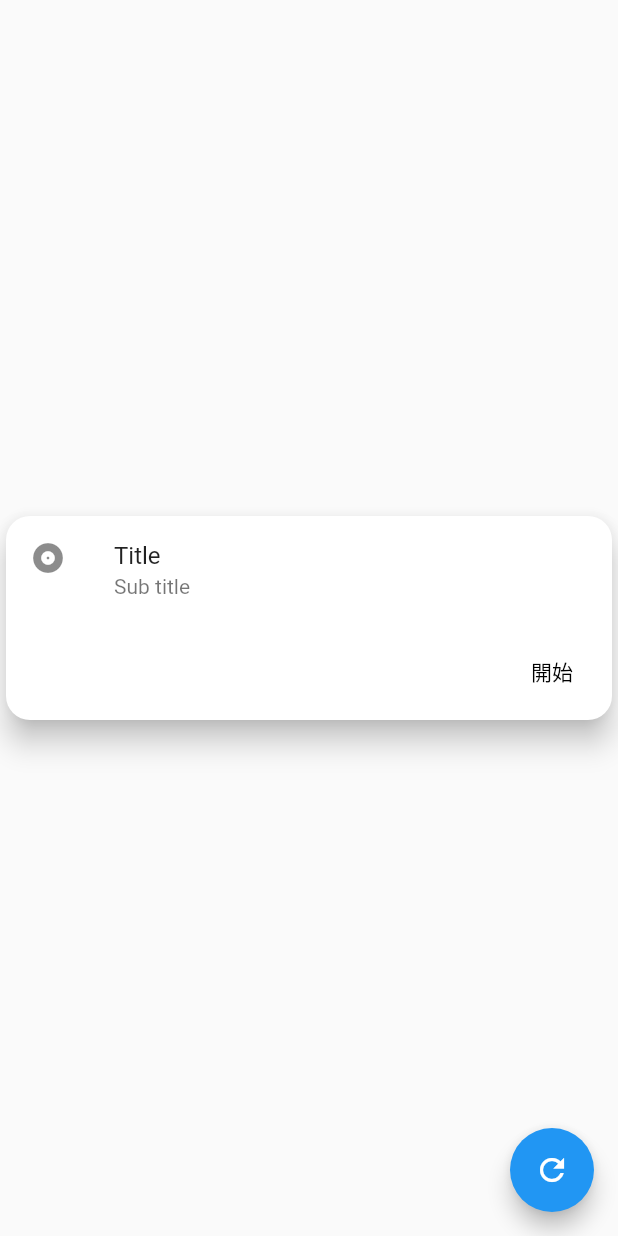
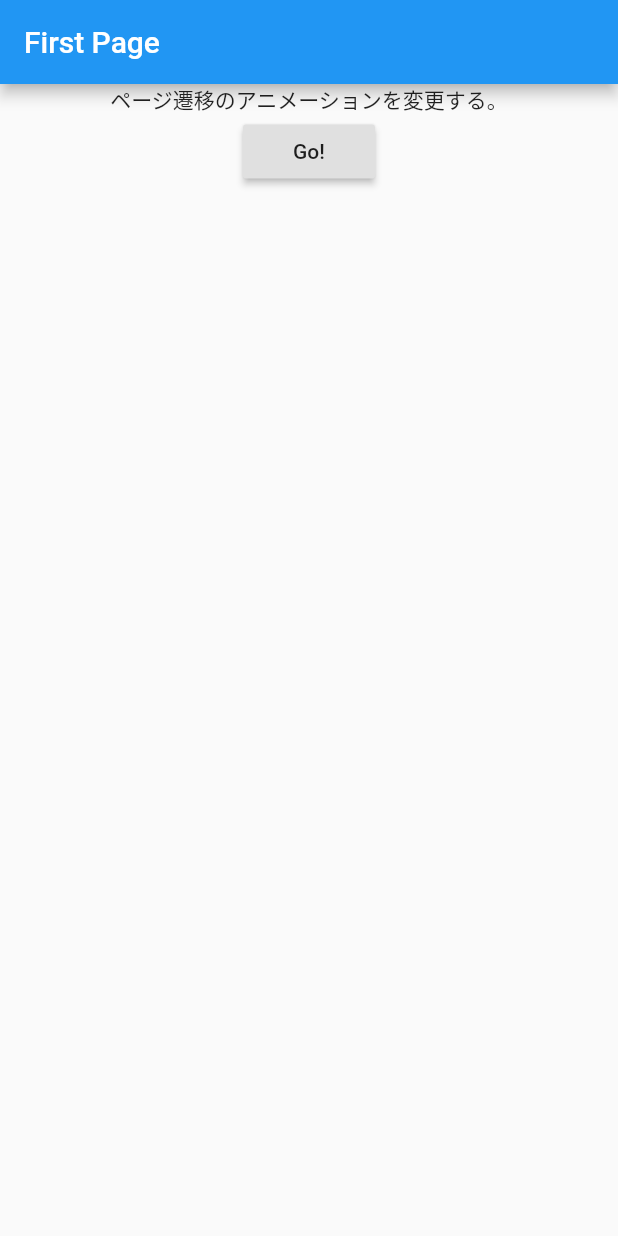
Before and after one commit to cheesejp/flutter-learn-animation, a Flutter app: the screen it shows after launch, on a phone screen of 412 x 824 dp. Run offline on Flutter 3.47's test engine with Material 2 defaults, Android fonts, the phone set to English and light mode, and no system bars.

Commit message:
Navigationのアニメーションを変更する方法を学んだ。

```diff
--- a/lib/main.dart
+++ b/lib/main.dart
@@ -3,6 +3,7 @@ import 'package:animation/samples/animated-align.dart';
 import 'package:animation/samples/animation-combination.dart';
 import 'package:animation/samples/animation-tutorial-transition.dart';
 import 'package:animation/samples/bottom-navigation-bar.dart';
+import 'package:animation/samples/change-navigation-animation.dart';
 import 'package:flutter/material.dart';
 
 void main() {
@@ -11,6 +12,7 @@ void main() {
 
 class MyTab extends StatelessWidget {
   final List<Widget> animationViews = [
+    ChangeNavigationAnimation(),
     AnimationConbinationDemo(),
     AnimatedSwitcherDemo(),
     AnimatedAlignDemo(),
--- a/lib/samples/animation-combination.dart
+++ b/lib/samples/animation-combination.dart
@@ -97,8 +97,8 @@ class CardWidget extends StatelessWidget {
           children: <Widget>[
             const ListTile(
               leading: Icon(Icons.album),
-              title: Text('Title'),
-              subtitle: Text('Sub title'),
+              title: Text('2つのアニメーションを連携する'),
+              subtitle: Text('サブタイトル'),
             ),
             ButtonBarTheme(
               data: ButtonBarThemeData(),
--- /dev/null
+++ b/lib/samples/change-navigation-animation.dart
@@ -0,0 +1,89 @@
+// ==================================================================================================================================
+// https://flutter.dev/docs/cookbook/animation/page-route-animation
+// ==================================================================================================================================
+
+
+import 'package:flutter/material.dart';
+
+const FIRST_PAGE = '/';
+const SECOND_PAGE = '/secound';
+
+Route<dynamic> generateRoute(RouteSettings settings) {
+  // RouteSettingsをMaterialPageRouteのコンストラクタに渡さないと、画面間の引数の受け渡しができない。
+
+  switch (settings.name) {
+    case FIRST_PAGE:
+      return MaterialPageRoute(
+        builder: (context) => FirstPage(),
+        settings: settings,
+      );
+    case SECOND_PAGE:
+
+      // アニメーションを変更するにはPageRouteBuilderを使用する。
+      return PageRouteBuilder(
+        pageBuilder: (context, animation, secondaryAnimation) => SecondPage(),
+        settings: settings,
+        transitionsBuilder: (context, animation, secondaryAnimation, child) {
+          return FadeTransition(
+            opacity: animation,
+            child: child,
+          );
+        },
+      );
+    default:
+      throw Exception('無効なNamed Routeが指定されました。: ${settings.name}');
+  }
+}
+
+class ChangeNavigationAnimation extends StatelessWidget {
+  Widget build(BuildContext context) {
+    return Navigator(
+      onGenerateRoute: generateRoute,
+    );
+  }
+}
+
+class FirstPage extends StatelessWidget {
+  Widget build(BuildContext context) {
+    return Scaffold(
+      appBar: AppBar(
+        title: Text('First Page'),
+      ),
+      body: Center(
+        child: Column(
+          children: <Widget>[
+            Text('ページ遷移のアニメーションを変更する。'),
+            RaisedButton(
+              child: Text('Go!'),
+              onPressed: () {
+                Navigator.of(context)
+                    .pushNamed(SECOND_PAGE, arguments: 'これはあーぎゅめんと！');
+              },
+            ),
+          ],
+        ),
+      ),
+    );
+  }
+}
+
+class SecondPage extends StatelessWidget {
+  Widget build(BuildContext context) {
+    String arg = ModalRoute?.of(context)?.settings?.arguments ?? 'でふぉち';
+    assert(arg is String || arg == null);
+
+    return Scaffold(
+      appBar: AppBar(
+        title: Text('second Page'),
+      ),
+      body: Center(
+        child: Column(
+          children: <Widget>[
+            Text(arg),
+            Text('Page 2'),
+          ],
+        ),
+      ),
+    );
+  }
+}
```
Also changed, not shown: lib/samples/animated-switcher.dart (+5 -2 lines).
